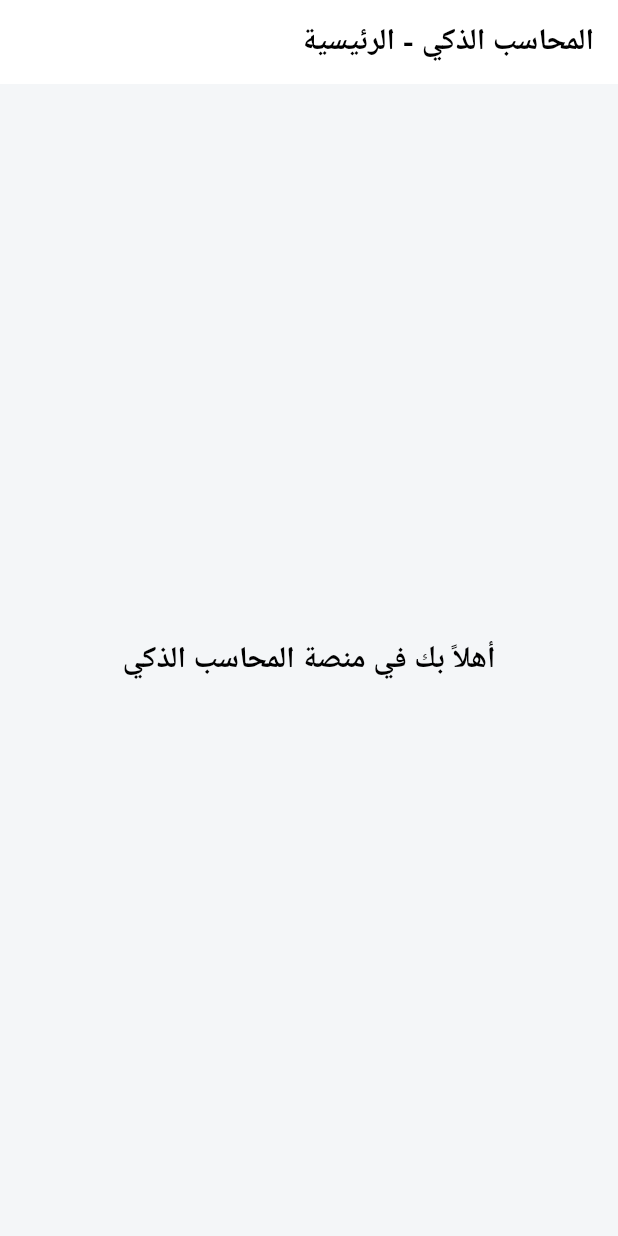
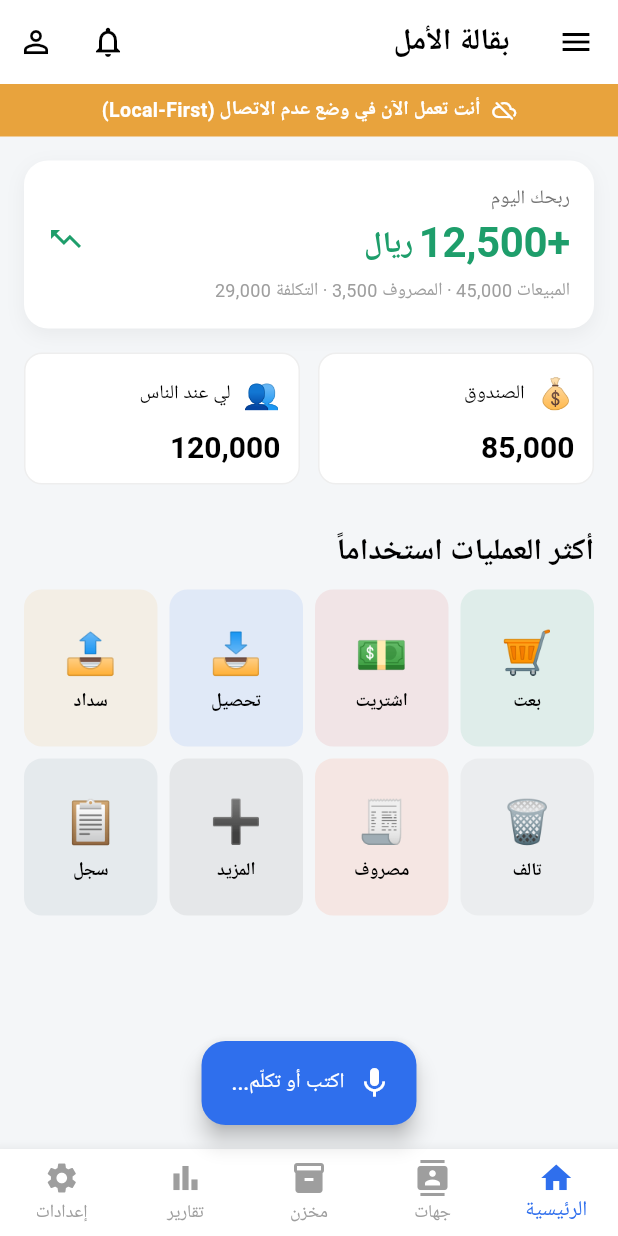
Before and after one commit to aishaqsky-commits/mohaseb-smart06, a Flutter app: the screen it shows after launch, on a phone screen of 412 x 824 dp. Run offline on Flutter 3.47's test engine with Material 3 defaults, Android fonts, the phone set to English and light mode, and no system bars; our stand-ins replace go_router, google_fonts, math_expressions; Roboto replaces fonts that are missing (Cairo).

```diff
--- a/apps/mobile/lib/core/router/app_router.dart
+++ b/apps/mobile/lib/core/router/app_router.dart
@@ -1,29 +1,12 @@
-import 'package:flutter/material.dart';
 import 'package:go_router/go_router.dart';
+import '../../features/dashboard/presentation/screens/dashboard_screen.dart';
 
 final GoRouter appRouter = GoRouter(
   initialLocation: '/',
   routes: [
     GoRoute(
       path: '/',
-      builder: (context, state) => const PlaceholderDashboard(),
+      builder: (context, state) => const DashboardScreen(),
     ),
   ],
 );
-
-class PlaceholderDashboard extends StatelessWidget {
-  const PlaceholderDashboard({super.key});
-
-  @override
-  Widget build(BuildContext context) {
-    return Scaffold(
-      appBar: AppBar(title: const Text('المحاسب الذكي - الرئيسية')),
-      body: Center(
-        child: Text(
-          'أهلاً بك في منصة المحاسب الذكي',
-          style: Theme.of(context).textTheme.titleLarge,
-        ),
-      ),
-    );
-  }
-}
--- a/apps/mobile/lib/core/templates/dynamic_template_form.dart
+++ b/apps/mobile/lib/core/templates/dynamic_template_form.dart
@@ -121,7 +121,7 @@ class _DynamicTemplateFormState extends State<DynamicTemplateForm> {
           value: _formData[field.key] == true,
           onChanged: (val) => _updateField(field.key, val),
           contentPadding: EdgeInsets.zero,
-          activeTrackColor: ColorTokens.positive.withOpacity(0.5),
+          activeTrackColor: ColorTokens.positive.withValues(alpha: 0.5),
           activeThumbColor: ColorTokens.positive,
         );
         break;
--- /dev/null
+++ b/apps/mobile/lib/features/dashboard/presentation/screens/dashboard_screen.dart
@@ -0,0 +1,235 @@
+import 'package:flutter/material.dart';
+import '../../../../core/theme/color_tokens.dart';
+import '../../../../core/theme/app_spacing.dart';
+import '../../../../core/widgets/offline_banner.dart';
+
+class DashboardScreen extends StatelessWidget {
+  const DashboardScreen({super.key});
+
+  @override
+  Widget build(BuildContext context) {
+    return Scaffold(
+      appBar: AppBar(
+        title: const Text('بقالة الأمل'),
+        leading: IconButton(
+          icon: const Icon(Icons.menu),
+          onPressed: () {},
+        ),
+        actions: [
+          IconButton(
+            icon: const Icon(Icons.notifications_none),
+            onPressed: () {},
+          ),
+          IconButton(
+            icon: const Icon(Icons.person_outline),
+            onPressed: () {},
+          ),
+        ],
+      ),
+      body: SafeArea(
+        child: Column(
+          children: [
+            const OfflineBanner(isOffline: true), // Simulation for now
+            Expanded(
+              child: ListView(
+                padding: const EdgeInsets.all(AppSpacing.lg),
+                children: [
+                  _buildDailyProfitCard(context),
+                  const SizedBox(height: AppSpacing.lg),
+                  Row(
+                    children: [
+                      Expanded(
+                        child: _buildSummaryBox(
+                          context,
+                          title: 'الصندوق',
+                          amount: '85,000',
+                          icon: '💰',
+                        ),
+                      ),
+                      const SizedBox(width: AppSpacing.md),
+                      Expanded(
+                        child: _buildSummaryBox(
+                          context,
+                          title: 'لي عند الناس',
+                          amount: '120,000',
+                          icon: '👥',
+                        ),
+                      ),
+                    ],
+                  ),
+                  const SizedBox(height: AppSpacing.xxl),
+                  Text(
+                    'أكثر العمليات استخداماً',
+                    style: Theme.of(context).textTheme.titleLarge,
+                  ),
+                  const SizedBox(height: AppSpacing.md),
+                  _buildQuickActionsGrid(context),
+                ],
+              ),
+            ),
+          ],
+        ),
+      ),
+      bottomNavigationBar: BottomNavigationBar(
+        type: BottomNavigationBarType.fixed,
+        currentIndex: 0,
+        selectedItemColor: ColorTokens.neutralInfo,
+        unselectedItemColor: Colors.grey,
+        items: const [
+          BottomNavigationBarItem(icon: Icon(Icons.home), label: 'الرئيسية'),
+          BottomNavigationBarItem(icon: Icon(Icons.contacts), label: 'جهات'),
+          BottomNavigationBarItem(icon: Icon(Icons.inventory_2), label: 'مخزن'),
+          BottomNavigationBarItem(icon: Icon(Icons.bar_chart), label: 'تقارير'),
+          BottomNavigationBarItem(icon: Icon(Icons.settings), label: 'إعدادات'),
+        ],
+      ),
+      // AI Command Bar Placeholder
+      floatingActionButton: FloatingActionButton.extended(
+        onPressed: () {},
+        icon: const Icon(Icons.mic),
+        label: const Text('اكتب أو تكلّم...'),
+        backgroundColor: ColorTokens.neutralInfo,
+      ),
+      floatingActionButtonLocation: FloatingActionButtonLocation.centerFloat,
+    );
+  }
+
+  Widget _buildDailyProfitCard(BuildContext context) {
+    return Container(
+      padding: const EdgeInsets.all(AppSpacing.lg),
+      decoration: BoxDecoration(
+        color: Colors.white,
+        borderRadius: BorderRadius.circular(16),
+        boxShadow: [
+          BoxShadow(
+            color: Colors.black.withValues(alpha: 0.05),
+            blurRadius: 10,
+            offset: const Offset(0, 4),
+          )
+        ],
+      ),
+      child: Column(
+        crossAxisAlignment: CrossAxisAlignment.start,
+        children: [
+          Text(
+            'ربحك اليوم',
+            style: Theme.of(context).textTheme.bodyMedium?.copyWith(
+                  color: Colors.grey.shade600,
+                ),
+          ),
+          const SizedBox(height: AppSpacing.unit),
+          Row(
+            crossAxisAlignment: CrossAxisAlignment.baseline,
+            textBaseline: TextBaseline.alphabetic,
+            children: [
+              Text(
+                '+12,500',
+                style: Theme.of(context).textTheme.displayLarge?.copyWith(
+                      color: ColorTokens.positive,
+                    ),
+              ),
+              const SizedBox(width: AppSpacing.unit),
+              Text(
+                'ريال',
+                style: Theme.of(context).textTheme.titleLarge?.copyWith(
+                      color: ColorTokens.positive,
+                    ),
+              ),
+              const Spacer(),
+              const Icon(Icons.trending_up, color: ColorTokens.positive),
+            ],
+          ),
+          const SizedBox(height: AppSpacing.sm),
+          Text(
+            'المبيعات 45,000 · المصروف 3,500 · التكلفة 29,000',
+            style: Theme.of(context).textTheme.bodyMedium?.copyWith(
+                  color: Colors.grey.shade500,
+                  fontSize: 12,
+                ),
+          ),
+        ],
+      ),
+    );
+  }
+
+  Widget _buildSummaryBox(BuildContext context, {required String title, required String amount, required String icon}) {
+    return Container(
+      padding: const EdgeInsets.all(AppSpacing.md),
+      decoration: BoxDecoration(
+        color: Colors.white,
+        borderRadius: BorderRadius.circular(12),
+        border: Border.all(color: Colors.grey.shade200),
+      ),
+      child: Column(
+        crossAxisAlignment: CrossAxisAlignment.start,
+        children: [
+          Row(
+            children: [
+              Text(icon, style: const TextStyle(fontSize: 20)),
+              const SizedBox(width: 8),
+              Text(title, style: Theme.of(context).textTheme.bodyMedium),
+            ],
+          ),
+          const SizedBox(height: AppSpacing.sm),
+          Text(
+            amount,
+            style: Theme.of(context).textTheme.titleLarge?.copyWith(fontWeight: FontWeight.bold),
+          ),
+        ],
+      ),
+    );
+  }
+
+  Widget _buildQuickActionsGrid(BuildContext context) {
+    final actions = [
+      {'label': 'بعت', 'icon': '🛒', 'color': ColorTokens.positive},
+      {'label': 'اشتريت', 'icon': '💵', 'color': ColorTokens.negative},
+      {'label': 'تحصيل', 'icon': '📥', 'color': ColorTokens.neutralInfo},
+      {'label': 'سداد', 'icon': '📤', 'color': ColorTokens.warning},
+      {'label': 'تالف', 'icon': '🗑️', 'color': Colors.grey},
+      {'label': 'مصروف', 'icon': '🧾', 'color': Colors.deepOrange},
+      {'label': 'المزيد', 'icon': '➕', 'color': Colors.grey.shade700},
+      {'label': 'سجل', 'icon': '📋', 'color': Colors.blueGrey},
+    ];
+
+    return GridView.builder(
+      shrinkWrap: true,
+      physics: const NeverScrollableScrollPhysics(),
+      itemCount: actions.length,
+      gridDelegate: const SliverGridDelegateWithFixedCrossAxisCount(
+        crossAxisCount: 4,
+        crossAxisSpacing: AppSpacing.sm,
+        mainAxisSpacing: AppSpacing.sm,
+        childAspectRatio: 0.85,
+      ),
+      itemBuilder: (context, index) {
+        final action = actions[index];
+        return InkWell(
+          onTap: () {},
+          borderRadius: BorderRadius.circular(12),
+          child: Container(
+            decoration: BoxDecoration(
+              color: (action['color'] as Color).withValues(alpha: 0.1),
+              borderRadius: BorderRadius.circular(12),
+            ),
+            child: Column(
+              mainAxisAlignment: MainAxisAlignment.center,
+              children: [
+                Text(action['icon'] as String, style: const TextStyle(fontSize: 28)),
+                const SizedBox(height: 4),
+                Text(
+                  action['label'] as String,
+                  style: Theme.of(context).textTheme.bodyMedium?.copyWith(
+                        fontWeight: FontWeight.bold,
+                        fontSize: 12,
+                      ),
+                  textAlign: TextAlign.center,
+                ),
+              ],
+            ),
+          ),
+        );
+      },
+    );
+  }
+}
```
Also changed, not shown: apps/mobile/lib/features/contacts/presentation/screens/contact_details_screen.dart (added, +141 -0 lines), apps/mobile/lib/features/contacts/presentation/screens/contacts_hub_screen.dart (added, +214 -0 lines).
